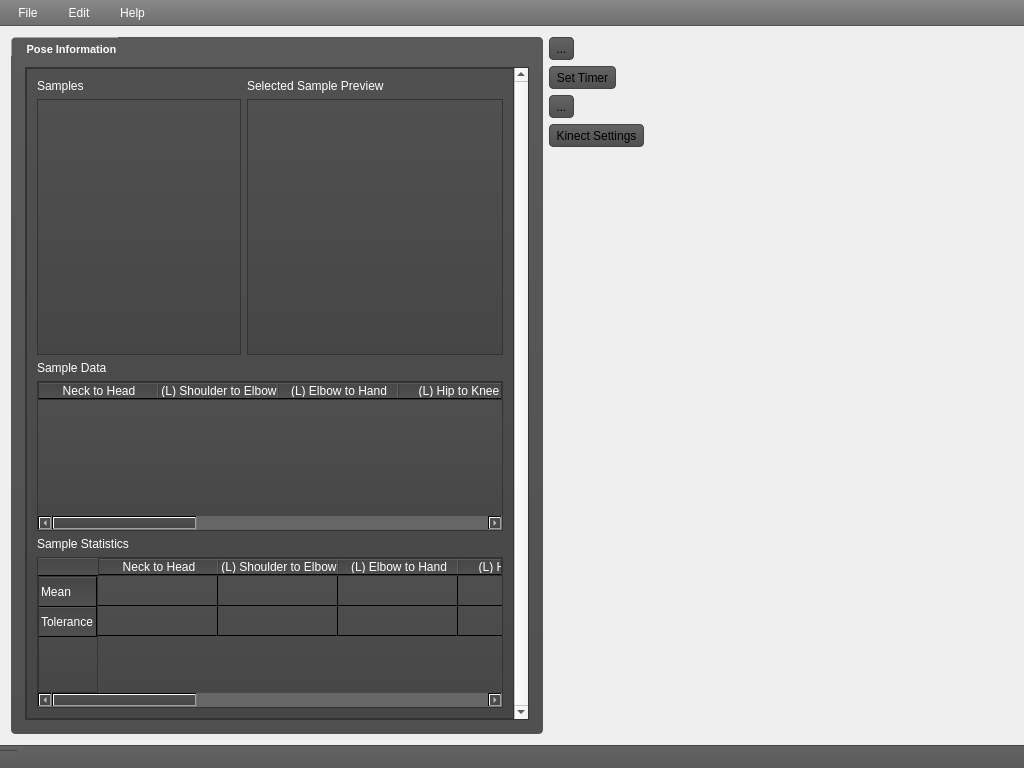
The window that mainwindow.ui (freemancw/PoseDesigner) describes before a commit, drawn with Qt 5.
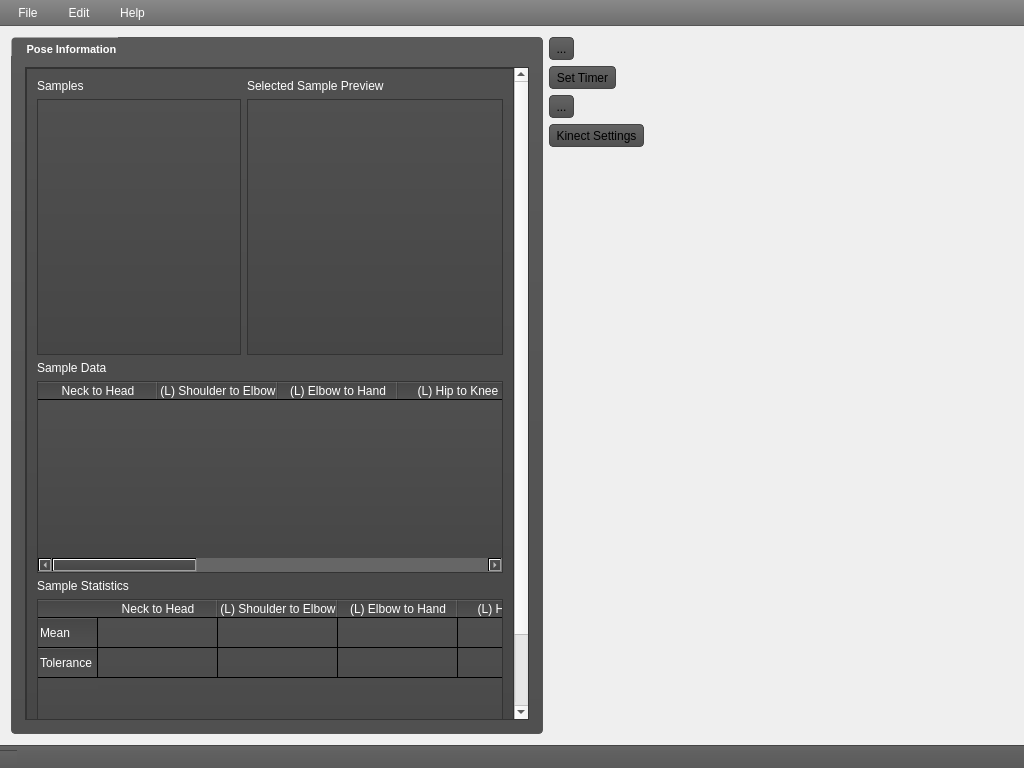
The same window after the commit. Icons and pictures are not drawn. Custom widgets are drawn as their Qt base class.

What changed in the file:
```diff
--- a/mainwindow.ui
+++ b/mainwindow.ui
@@ -123,7 +123,7 @@
             <x>0</x>
             <y>0</y>
             <width>449</width>
-            <height>666</height>
+            <height>729</height>
            </rect>
           </property>
           <property name="sizePolicy">
@@ -220,7 +220,7 @@
            <item>
             <widget class="QTableWidget" name="sampleTable">
              <property name="sizePolicy">
-              <sizepolicy hsizetype="Expanding" vsizetype="Preferred">
+              <sizepolicy hsizetype="Expanding" vsizetype="MinimumExpanding">
                <horstretch>0</horstretch>
                <verstretch>0</verstretch>
               </sizepolicy>
@@ -506,7 +506,11 @@
               <bool>false</bool>
              </property>
              <property name="styleSheet">
-              <string notr="true"/>
+              <string notr="true">QHeaderView {
+  border: 0;
+}
+
+</string>
              </property>
              <property name="verticalScrollBarPolicy">
               <enum>Qt::ScrollBarAsNeeded</enum>
@@ -614,11 +618,18 @@
            <item>
             <widget class="QTableWidget" name="statsTable">
              <property name="sizePolicy">
-              <sizepolicy hsizetype="Expanding" vsizetype="Preferred">
+              <sizepolicy hsizetype="Expanding" vsizetype="MinimumExpanding">
                <horstretch>0</horstretch>
                <verstretch>0</verstretch>
               </sizepolicy>
              </property>
+             <property name="styleSheet">
+              <string notr="true">QHeaderView {
+  border: 0;
+}
+
+</string>
+             </property>
              <property name="gridStyle">
               <enum>Qt::SolidLine</enum>
              </property>
```
Left out of the diff: 2 changed lines with no effect on the pictures.
